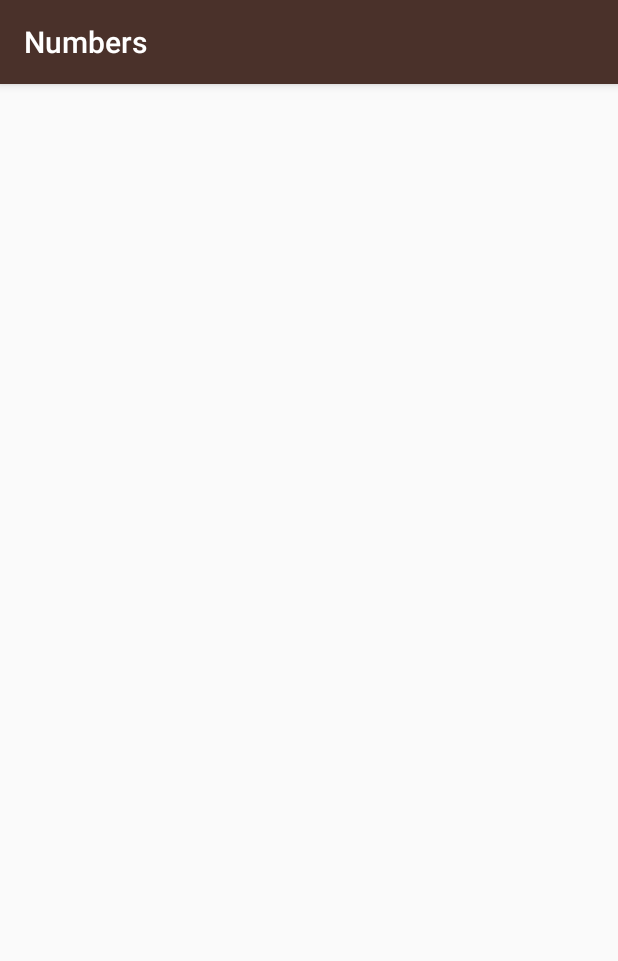
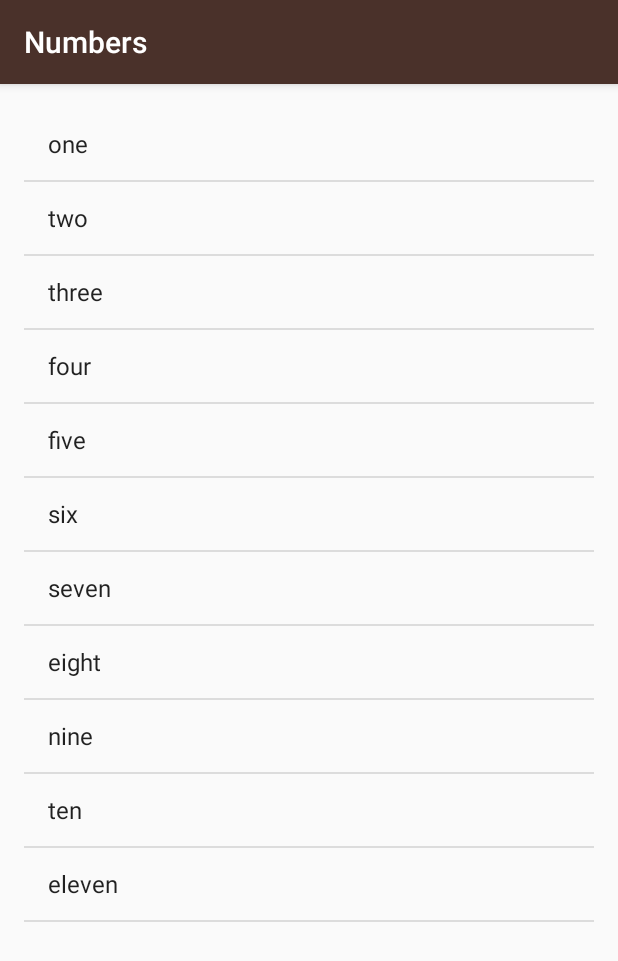
Before and after one commit to wire2coder/android_mikow, an Android app: the screen it shows after launch (NumbersActivity), after a tap on "Numbers", on a phone screen of 412 x 824 dp. Shown: the top 961 px of the screen. Run offline under Robolectric (Android 15) with nearby library versions, the phone set to English and light mode, and no system bars.

Commit message:
program works. added ArrayAdapter in java file and ListView in XML file

```diff
--- a/app/src/main/java/com/example/android/miwok/MainActivity.java
+++ b/app/src/main/java/com/example/android/miwok/MainActivity.java
@@ -85,25 +85,6 @@ public class MainActivity extends AppCompatActivity {
             }
         });
 
-        ArrayList<String> words = new ArrayList<String>();
-        words.add("one");
-        words.add("two");
-        words.add("three");
-        words.add("four");
-        words.add("five");
-        words.add("six");
-        words.add("seven");
-        words.add("eight");
-        words.add("nine");
-        words.add("ten");
-
-        // make a LinearLayout
-        LinearLayout rootView1 = (LinearLayout) findViewById(R.id.rootView1);
-        TextView wordView1 = new TextView(this);
-//        wordView.setText(words.get(0));
-        rootView1.addView(wordView1);
-
-
     } // onCreate
 
 //    public void openNumbersList(View view) {
--- a/app/src/main/java/com/example/android/miwok/NumbersActivity.java
+++ b/app/src/main/java/com/example/android/miwok/NumbersActivity.java
@@ -2,6 +2,15 @@ package com.example.android.miwok;
 
 import android.support.v7.app.AppCompatActivity;
 import android.os.Bundle;
+import android.util.Log;
+import android.widget.ArrayAdapter;
+import android.widget.LinearLayout;
+import android.widget.ListView;
+import android.widget.TextView;
+
+import org.w3c.dom.Text;
+
+import java.util.ArrayList;
 
 public class NumbersActivity extends AppCompatActivity {
 
@@ -9,5 +18,36 @@ public class NumbersActivity extends AppCompatActivity {
     protected void onCreate(Bundle savedInstanceState) {
         super.onCreate(savedInstanceState);
         setContentView(R.layout.activity_numbers);
-    }
+
+        ArrayList<String> words = new ArrayList<String>();
+        words.add("one");
+        words.add("two");
+        words.add("three");
+        words.add("four");
+        words.add("five");
+        words.add("six");
+        words.add("seven");
+        words.add("eight");
+        words.add("nine");
+        words.add("ten");
+        words.add("eleven");
+
+        // make a LinearLayout
+//        LinearLayout rootView = (LinearLayout) findViewById(R.id.rootView);
+//
+//        for( int i=0; i < words.size(); i++) {
+//            TextView view1 = new TextView(this);
+//            view1.setText(words.get(i));
+//            rootView.addView(view1);
+//        }
+
+        // make ArrayAdapter (data type)
+        ArrayAdapter<String> itemsAdapter = new ArrayAdapter<String>(this, android.R.layout.simple_list_item_1, words);
+        // reference ListView in XML
+        ListView listView = (ListView) findViewById(R.id.list);
+        // put ArrayAdapter inside the XML
+        listView.setAdapter(itemsAdapter);
+
+
+    } // onCreate
 }
--- a/app/src/main/res/layout/activity_numbers.xml
+++ b/app/src/main/res/layout/activity_numbers.xml
@@ -1,11 +1,20 @@
 <?xml version="1.0" encoding="utf-8"?>
-<LinearLayout xmlns:android="http://schemas.android.com/apk/res/android"
-    xmlns:app="http://schemas.android.com/apk/res-auto"
+
+<ListView
+    xmlns:android="http://schemas.android.com/apk/res/android"
     xmlns:tools="http://schemas.android.com/tools"
+
+    android:id="@+id/list"
+    android:layout_height="match_parent"
+    android:layout_width="match_parent"
+    android:paddingBottom="@dimen/activity_vertical_margin"
+    android:paddingTop="@dimen/activity_vertical_margin"
+    android:paddingLeft="@dimen/activity_horizontal_margin"
+    android:paddingRight="@dimen/activity_horizontal_margin"
+
     tools:context="com.example.android.miwok.NumbersActivity"
-    android:layout_width="match_parent"
-    android:layout_height="match_parent"
-    android:orientation="vertical"
-    android:id="@+id/rootView1">
+    >
 
-</LinearLayout>
+
+
+</ListView>
```
